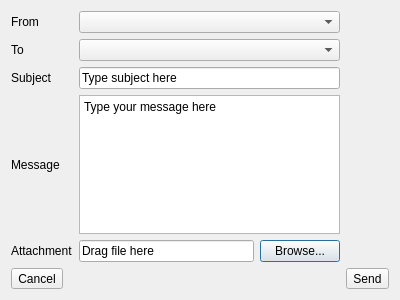
Above: messageeditor.ui from localoptimum/warp2 before the change. Below: the same form after it.
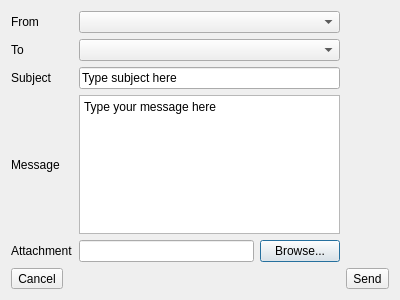
That is the form after the change.

Diff of the .ui file:
```diff
--- a/messageeditor.ui
+++ b/messageeditor.ui
@@ -48,11 +48,7 @@
       </widget>
      </item>
      <item row="4" column="1">
-      <widget class="QLineEdit" name="attachmentFileBox">
-       <property name="text">
-        <string>Drag file here</string>
-       </property>
-      </widget>
+      <widget class="QLineEdit" name="attachmentFileBox"/>
      </item>
      <item row="3" column="0">
       <widget class="QLabel" name="label_3">
```
